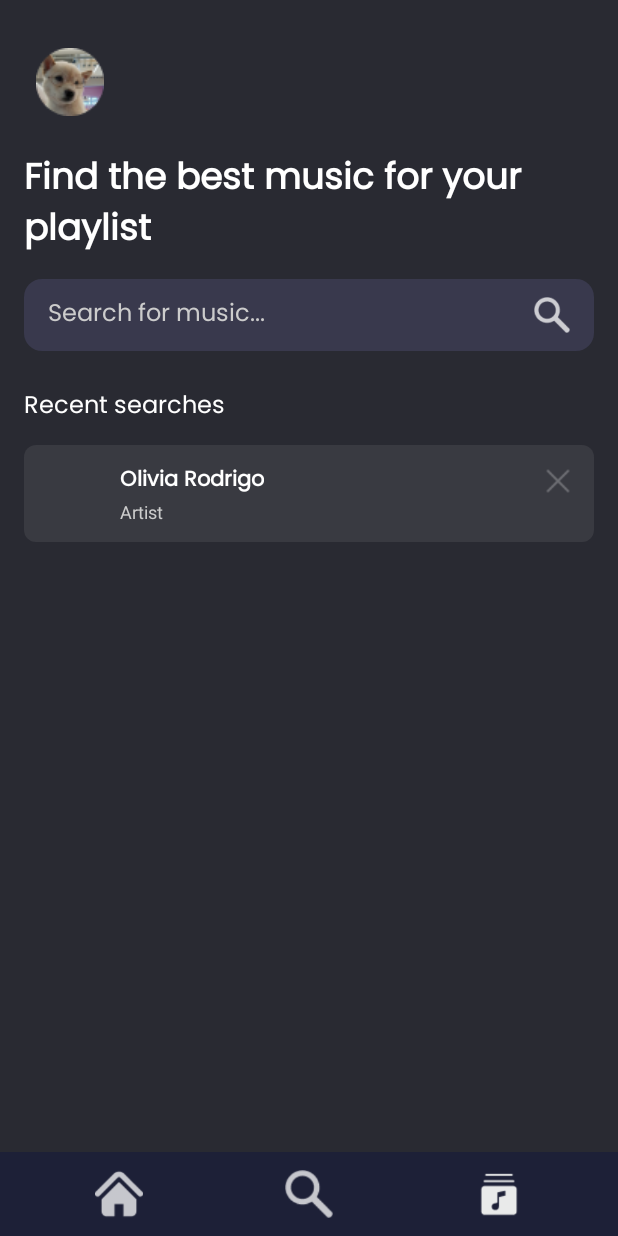
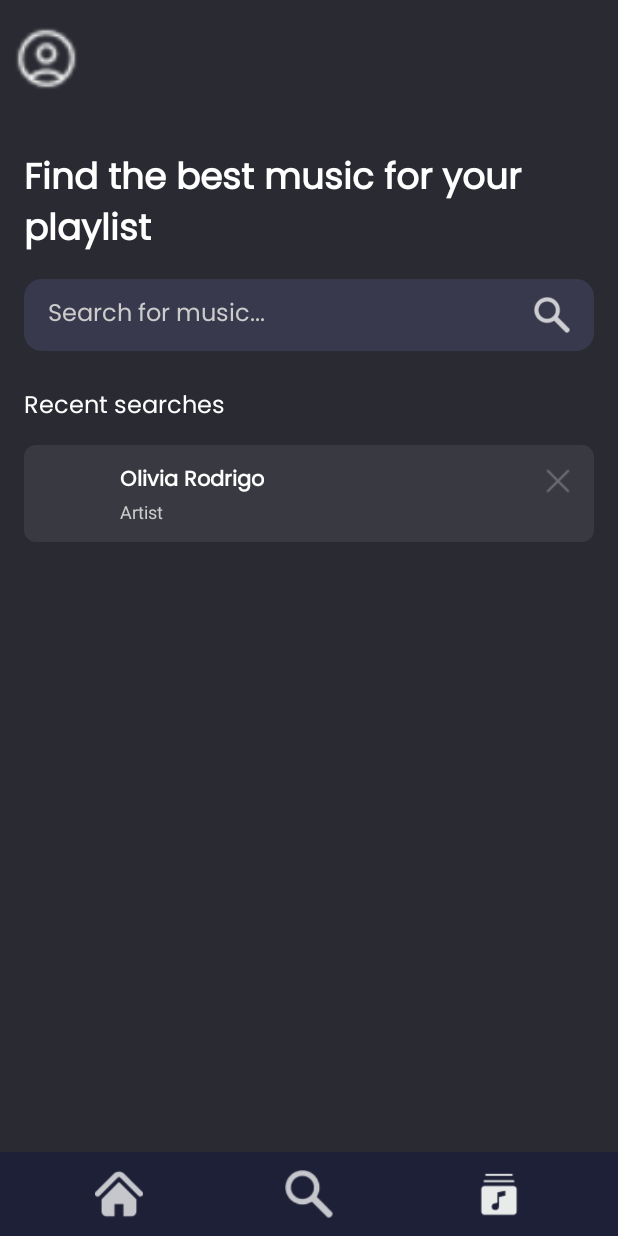
Before and after one commit to erianaerwt/vibeTune, an Android app: the layout search.xml on its own in the app's theme, with its tools: preview values and no code run, on a phone screen of 412 x 824 dp. Run offline under Robolectric (Android 15) with nearby library versions, the phone set to English and light mode, and no system bars.

Commit message:
ganti profile

```diff
--- a/app/src/main/res/layout/edit_profile.xml
+++ b/app/src/main/res/layout/edit_profile.xml
@@ -41,6 +41,7 @@
         android:layout_width="100dp"
         android:layout_height="100dp"
         android:layout_marginTop="60dp"
+        android:src="@drawable/profile_image"
         app:layout_constraintEnd_toEndOf="parent"
         app:layout_constraintHorizontal_bias="0.498"
         app:layout_constraintStart_toStartOf="parent"
--- a/app/src/main/res/layout/library.xml
+++ b/app/src/main/res/layout/library.xml
@@ -8,8 +8,8 @@
     <!-- Header -->
     <ImageView
         android:id="@+id/profile"
-        android:layout_width="wrap_content"
-        android:layout_height="wrap_content"
+        android:layout_width="46dp"
+        android:layout_height="46dp"
         android:layout_marginStart="8dp"
         android:layout_marginTop="16dp"
         android:contentDescription="Profile Image"
--- a/app/src/main/res/layout/search.xml
+++ b/app/src/main/res/layout/search.xml
@@ -8,13 +8,12 @@
     <!-- App Bar -->
     <ImageView
         android:id="@+id/profile"
-        android:layout_width="wrap_content"
-        android:layout_height="wrap_content"
+        android:layout_width="46dp"
+        android:layout_height="46dp"
         android:layout_marginStart="8dp"
         android:layout_marginTop="16dp"
         android:contentDescription="Profile Image"
         android:orientation="horizontal"
-        android:padding="16dp"
         android:src="@drawable/profile_image"
         app:layout_constraintEnd_toEndOf="parent"
         app:layout_constraintHorizontal_bias="0.025"
```
Also changed, not shown: app/src/main/res/drawable/profile_image.png.
